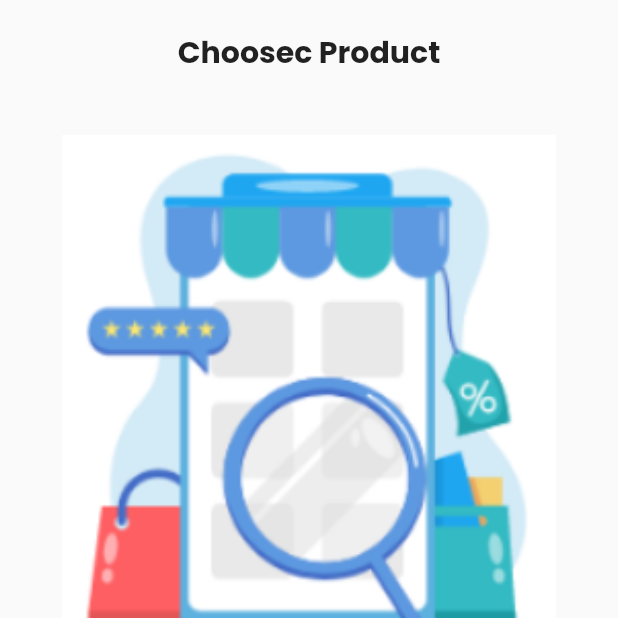
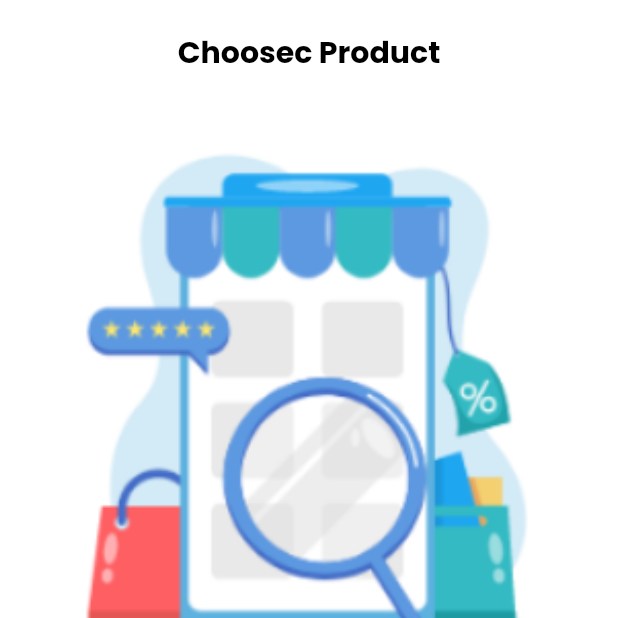
Before and after one commit to Fahad-salman/ecommerce-app-store1, a Flutter app: the OnBoarding screen opened directly, on a phone screen of 412 x 824 dp, the top half of it. Run offline on Flutter 3.47's test engine with Material 2 defaults, Android fonts, the phone set to English and light mode, and no system bars; our stand-ins replace get, google_fonts, shared_preferences; accounts and stored records are empty.

Commit message:
Update on backgroundColor ,Update on AppColor , Add file language you can add any language you want , Also we add routes file , Last but not least we add services that we need on this app .

```diff
--- a/lib/controller/onboarding_controller.dart
+++ b/lib/controller/onboarding_controller.dart
@@ -1,6 +1,7 @@
 import 'package:flutter/cupertino.dart';
+import 'package:flutter_application_2/core/constant/routes.dart';
 import 'package:flutter_application_2/data/datasource/static/static.dart';
-import 'package:flutter_application_2/view/screen/auth/login.dart';
+// import 'package:flutter_application_2/view/screen/auth/login.dart';
 import 'package:get/get.dart';
 
 abstract class OnBoardingController extends GetxController {
@@ -16,7 +17,7 @@ class OnBoardingControllerrImp extends OnBoardingController {
   next() {
     currentPage++;
     if (currentPage > onBoardingList.length -1) {
-      Get.to(Login());
+      Get.offAllNamed(AppRoute.login);
     } else {
       pageController.animateToPage(currentPage,
           duration: const Duration(milliseconds: 800), curve: Curves.linear);
--- a/lib/core/constant/color.dart
+++ b/lib/core/constant/color.dart
@@ -3,4 +3,6 @@ import 'package:flutter/material.dart';
 class AppColor{
   static const Color grey = Color.fromARGB(255, 101, 101, 101);
   static const Color PrimaryColor = Color(0xff5DB1DF);
+  static const Color black = Color.fromARGB(255, 0, 0, 0);
+  static const Color white = Color.fromARGB(255, 255, 255, 255);
 }
--- /dev/null
+++ b/lib/core/constant/routes.dart
@@ -0,0 +1,3 @@
+class AppRoute {
+  static const String login = "/login" ;
+}
--- /dev/null
+++ b/lib/core/localization/translation.dart
@@ -0,0 +1,15 @@
+import 'package:get/get.dart';
+
+class MyTranslation extends Translations {
+  @override
+
+  Map<String, Map<String, String>> get keys => {
+    "ar" :{
+      "1" : "أختر اللغة"
+    },
+    "en" :{
+     "1" : "Choose Language"
+    },
+  };
+
+}
--- a/lib/view/screen/auth/login.dart
+++ b/lib/view/screen/auth/login.dart
@@ -12,7 +12,7 @@ class Login extends StatelessWidget {
       appBar: AppBar(
         title: Text("Login"),
       ),
-      body: Container(child: Center(child: Text("Login page"),)),
+      body: Container(child: Center(child: Text("صباح الخير"),)),
     );
   }
 }
--- a/lib/view/screen/onboarding.dart
+++ b/lib/view/screen/onboarding.dart
@@ -1,5 +1,6 @@
 import 'package:flutter/material.dart';
 import 'package:flutter_application_2/controller/onboarding_controller.dart';
+import 'package:flutter_application_2/core/constant/color.dart';
 // import 'package:flutter_application_2/core/constant/color.dart';
 // import 'package:flutter_application_2/data/datasource/static/static.dart';
 import 'package:flutter_application_2/view/widget/onboarding/custombutton.dart';
@@ -9,7 +10,7 @@ import 'package:get/get.dart';
 // import 'package:get/get.dart';
 
 class OnBoarding extends StatelessWidget {
-   OnBoarding({Key? key}) : super(key: key);
+   const OnBoarding({Key? key}) : super(key: key);
 //  static RxInt currentStep = RxInt(0);
 //  static late PageController pageController = PageController(initialPage: 0,);
 
@@ -19,6 +20,7 @@ class OnBoarding extends StatelessWidget {
     Get.put(OnBoardingControllerrImp());
     return SafeArea(
       child: Scaffold(
+        backgroundColor: AppColor.white,
         body: Column(children: [
           const Expanded(
             flex: 4,
--- a/lib/view/widget/onboarding/customslider.dart
+++ b/lib/view/widget/onboarding/customslider.dart
@@ -27,8 +27,7 @@ class CustomSliderOnboarding extends GetView<OnBoardingControllerrImp> {
                 ),
                 Text(
                   onBoardingList[i].title!,
-                  style: GoogleFonts.poppins(
-                      fontWeight: FontWeight.bold, fontSize: 20),
+                  style: Theme.of(context).textTheme.headline1,
                 ),
                 const SizedBox(
                   height: 40,
@@ -49,12 +48,7 @@ class CustomSliderOnboarding extends GetView<OnBoardingControllerrImp> {
                       child: Text(
                         onBoardingList[i].body!,
                         textAlign: TextAlign.center,
-                        style: fahadstyle(
-                          // height: 2,
-                          color: AppColor.grey,
-                          fontWeight: FontWeight.bold,
-                          fontSize: 1.4,
-                        ),
+                        style: Theme.of(context).textTheme.bodyText1,
                       )),
                 ),
               ],
```
Also changed, not shown: lib/core/services/services.dart (added, +17 -0 lines), lib/main.dart (+29 -2 lines), lib/routes.dart (added, +9 -0 lines), lib/view/screen/language.dart (added, +23 -0 lines), lib/view/widget/language/custombuttomlang.dart (added, +25 -0 lines), lib/core/localization/changelocal..dart (added).
